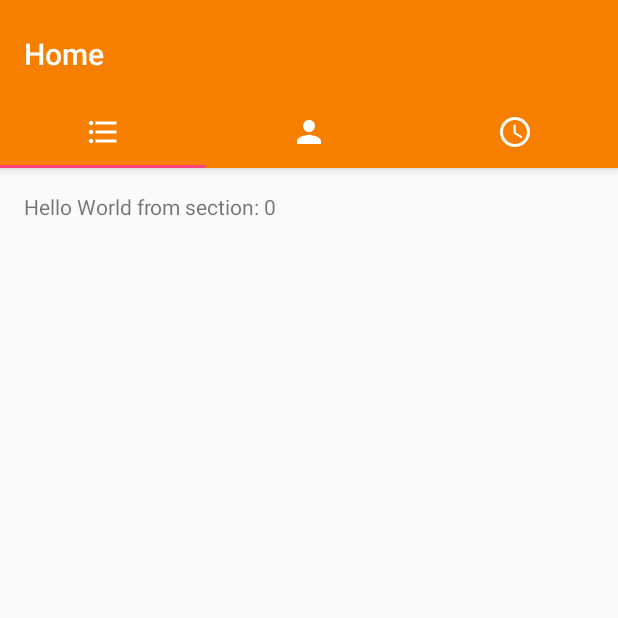
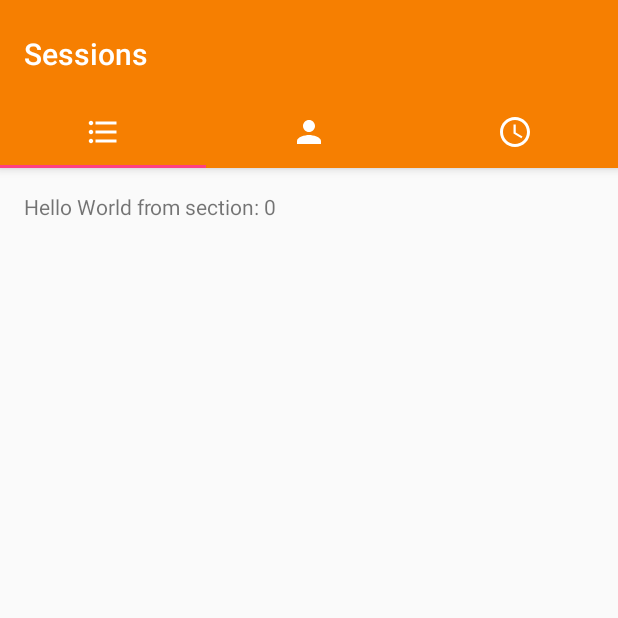
Before and after one commit to jameskbride/codemash-companion, an Android app: the MainActivity screen opened directly, with no data from a screen before it, on a phone screen of 412 x 824 dp, the top half of it. Run offline under Robolectric (Android 15) with nearby library versions, the phone set to English and light mode, and no system bars; our stand-ins replace Dagger/Hilt's generated code, EventBus, Room's generated code, RxJava; pictures from the network do not load; 3 statements that could not run were skipped.

Commit message:
Setting the action bar title with the current tab on the main activity.

```diff
--- a/app/src/main/java/com/jameskbride/codemashcompanion/main/MainActivityImpl.kt
+++ b/app/src/main/java/com/jameskbride/codemashcompanion/main/MainActivityImpl.kt
@@ -3,6 +3,7 @@ package com.jameskbride.codemashcompanion.main
 import android.os.Bundle
 import android.support.design.widget.TabLayout
 import android.support.v4.view.ViewPager
+import android.support.v7.widget.Toolbar
 import com.jameskbride.codemashcompanion.R
 
 class MainActivityImpl {
@@ -11,14 +12,28 @@ class MainActivityImpl {
 
     fun onCreate(savedInstanceState: Bundle?, mainActivity: MainActivity) {
         mainActivity.setContentView(R.layout.activity_main)
-        mainActivity.setSupportActionBar(mainActivity.findViewById(R.id.toolbar))
+        val container = mainActivity.findViewById<ViewPager>(R.id.container)
+        val toolbar = mainActivity.findViewById<Toolbar>(R.id.toolbar)
+        toolbar.title = container.resources.getString(R.string.sessions)
+        mainActivity.setSupportActionBar(toolbar)
+
         mSectionsPagerAdapter = SectionsPagerAdapter(mainActivity.supportFragmentManager)
 
-        val container = mainActivity.findViewById<ViewPager>(R.id.container)
         container.adapter = mSectionsPagerAdapter
 
         val tabs = mainActivity.findViewById<TabLayout>(R.id.tabs)
         container.addOnPageChangeListener(TabLayout.TabLayoutOnPageChangeListener(tabs))
-        tabs.addOnTabSelectedListener(TabLayout.ViewPagerOnTabSelectedListener(container))
+        tabs.addOnTabSelectedListener(MainTabSelectListener(toolbar, container))
     }
 }
+
+class MainTabSelectListener constructor(val toolbar: Toolbar, val container:ViewPager): TabLayout.ViewPagerOnTabSelectedListener(container) {
+    override fun onTabSelected(tab: TabLayout.Tab?) {
+        super.onTabSelected(tab)
+        toolbar.title = when(tab?.position) {
+            1 -> container.resources.getString(R.string.speakers)
+            2 -> container.resources.getString(R.string.schedule)
+            else -> container.resources.getString(R.string.sessions)
+        }
+    }
+}
--- a/app/src/main/java/com/jameskbride/codemashcompanion/speakers/SpeakersRecyclerViewAdapter.kt
+++ b/app/src/main/java/com/jameskbride/codemashcompanion/speakers/SpeakersRecyclerViewAdapter.kt
@@ -78,7 +78,7 @@ class SpeakerViewHolder(itemView: View?, val logWrapper: LogWrapper = LogWrapper
         logWrapper.d("SpeakersRecyclerViewAdapter", "Requesting gravatar url: ${url}")
         picassoWrapper.with(speakerImage!!.context)
                 .load(url)
-                .placeholder(R.drawable.ic_person_black)
+                .placeholder(R.drawable.ic_person)
                 .resize(500, 500)
                 .centerCrop()
                 .into(speakerImage)
--- a/app/src/main/res/values/strings.xml
+++ b/app/src/main/res/values/strings.xml
@@ -7,9 +7,9 @@
     <string name="tab_text_3">Tab 3</string>
     <string name="action_settings">Settings</string>
     <string name="section_format">Hello World from section: %1$d</string>
-    <string name="sessions">Sessions</string>
     <string name="speakers">Speakers</string>
     <string name="schedule">Schedule</string>
     <string name="speaker_detail">Speaker Detail</string>
     <string name="home">Home</string>
+    <string name="sessions">Sessions</string>
 </resources>
```
Also changed, not shown: 2 other files.
